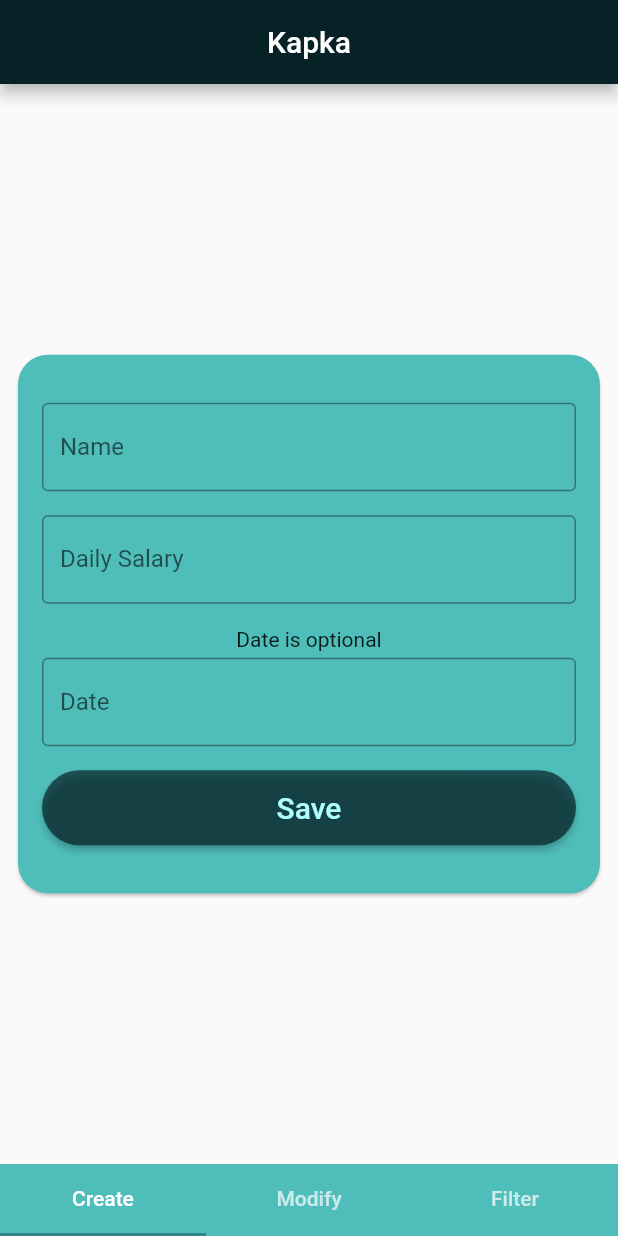
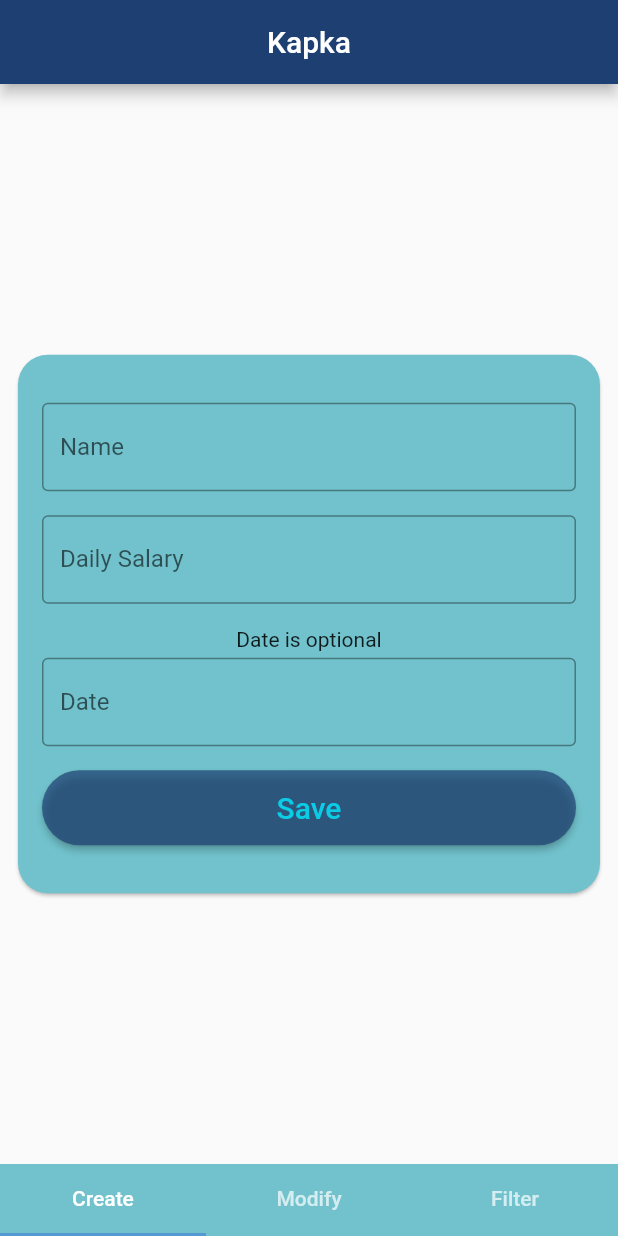
Before and after one commit to kagankuscu/Kapka_Tracker, a Flutter app: the screen it shows after launch, on a phone screen of 412 x 824 dp. Run offline on Flutter 3.47's test engine with Material 2 defaults, Android fonts, the light colour scheme and no system bars; our stand-ins replace auto_size_text, syncfusion_flutter_datagrid; missing offline and left inert: gsheets; generated files the repository leaves out were written again.

Commit message:
Color Change

```diff
--- a/lib/utils/colors.dart
+++ b/lib/utils/colors.dart
@@ -1,24 +1,24 @@
 import 'package:flutter/material.dart';
 
 Map<int, Color> color = {
-  50: Color.fromRGBO(7, 34, 39, .1),
-  100: Color.fromRGBO(7, 34, 39, .2),
-  200: Color.fromRGBO(7, 34, 39, .3),
-  300: Color.fromRGBO(7, 34, 39, .4),
-  400: Color.fromRGBO(7, 34, 39, .5),
-  500: Color.fromRGBO(7, 34, 39, .6),
-  600: Color.fromRGBO(7, 34, 39, .7),
-  700: Color.fromRGBO(7, 34, 39, .8),
-  800: Color.fromRGBO(7, 34, 39, .9),
-  900: Color.fromRGBO(7, 34, 39, 1),
+  50: Color.fromRGBO(29, 63, 114, .1),
+  100: Color.fromRGBO(29, 63, 114, .2),
+  200: Color.fromRGBO(29, 63, 114, .3),
+  300: Color.fromRGBO(29, 63, 114, .4),
+  400: Color.fromRGBO(29, 63, 114, .5),
+  500: Color.fromRGBO(29, 63, 114, .6),
+  600: Color.fromRGBO(29, 63, 114, .7),
+  700: Color.fromRGBO(29, 63, 114, .8),
+  800: Color.fromRGBO(29, 63, 114, .9),
+  900: Color.fromRGBO(29, 63, 114, 1),
 };
 
-MaterialColor materialColor = MaterialColor(0xFF072227, color);
+MaterialColor materialColor = MaterialColor(0xFF1d3f72, color);
 
-Color colorBlack = Color(0xFF072227);
-Color colorDarkBlue = Color(0xFF35858B);
-Color colorBlue = Color(0xFF4FBDBA);
-Color colorLightBlue = Color(0xFFAEFEFF);
+Color colorBlack = Color(0xFF1d3f72);
+Color colorDarkBlue = Color(0xFF5699d2);
+Color colorBlue = Color(0xFF71c2cc);
+Color colorLightBlue = Color(0xFF0acce4);
 Color colorWhite = Colors.white70;
 
 Color colorGreen = Colors.green[400]!;
```
